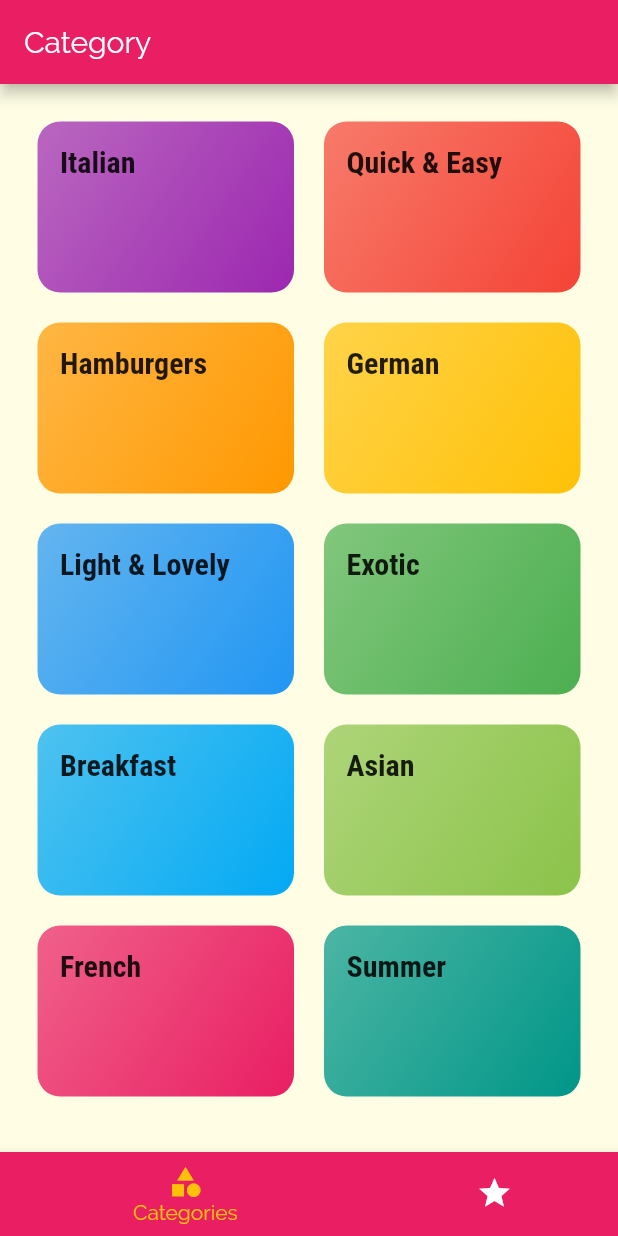
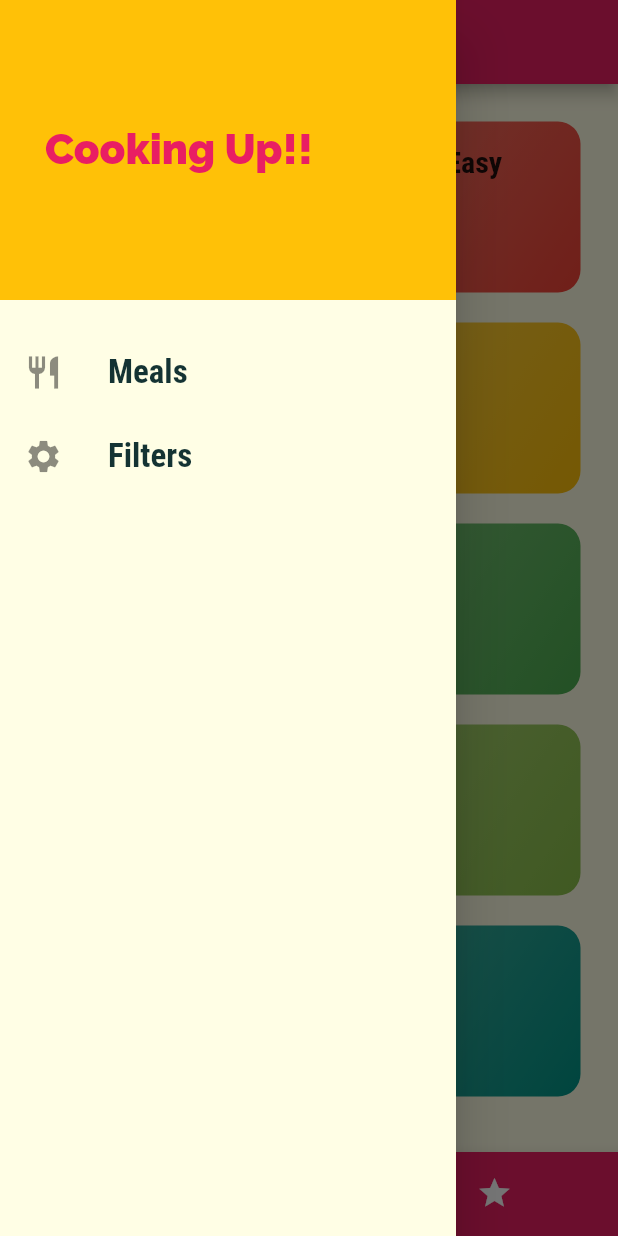
Before and after one commit to nicks101/DeliMeals_app, a Flutter app: the screen it shows after launch, with the side drawer open (before the commit the screen has no drawer), on a phone screen of 412 x 824 dp. Run offline on Flutter 3.47's test engine with Material 2 defaults, Android fonts, the phone set to English and light mode, and no system bars.

Commit message:
adding custom drawer

```diff
--- a/lib/screens/tabs_screen.dart
+++ b/lib/screens/tabs_screen.dart
@@ -2,6 +2,7 @@ import 'package:flutter/material.dart';
 
 import './categories_screen.dart';
 import './favorites_screen.dart';
+import '../widgets/main_drawer.dart';
 
 class TabsScreen extends StatefulWidget {
   @override
@@ -34,6 +35,7 @@ class _TabsScreenState extends State<TabsScreen> {
       appBar: AppBar(
         title: Text(_pages[_selectedTabIndex]['title']),
       ),
+      drawer : MainDrawer(),
       body: _pages[_selectedTabIndex]['page'],
       bottomNavigationBar: BottomNavigationBar(
         onTap: _selectPage,
--- /dev/null
+++ b/lib/widgets/main_drawer.dart
@@ -0,0 +1,55 @@
+import 'package:flutter/material.dart';
+
+class MainDrawer extends StatelessWidget {
+  Widget _buildListTile(String title, IconData icon) {
+    return ListTile(
+      leading: Icon(icon,
+      size: 26,),
+      title: Text(
+        title,
+        style: TextStyle(
+          fontSize: 22,
+          fontWeight: FontWeight.bold,
+          fontFamily: 'RobotoCondensed'
+        ),
+      ),
+    );
+  }
+
+  @override
+  Widget build(BuildContext context) {
+    return Drawer(
+      child: Column(
+        children: <Widget>[
+          Container(
+            padding: const EdgeInsets.all(30),
+            height: 200,
+            width: double.infinity,
+            color: Theme.of(context).accentColor,
+            alignment: Alignment.centerLeft,
+            child: Text(
+              'Cooking Up!!',
+              textAlign: TextAlign.center,
+              style: TextStyle(
+                color: Theme.of(context).primaryColor,
+                fontWeight: FontWeight.w900,
+                fontSize: 28,
+              ),
+            ),
+          ),
+          SizedBox(
+            height: 20,
+          ),
+          _buildListTile(
+            'Meals',
+            Icons.restaurant,
+          ),
+          _buildListTile(
+            'Filters',
+            Icons.settings,
+          ),
+        ],
+      ),
+    );
+  }
+}
```
